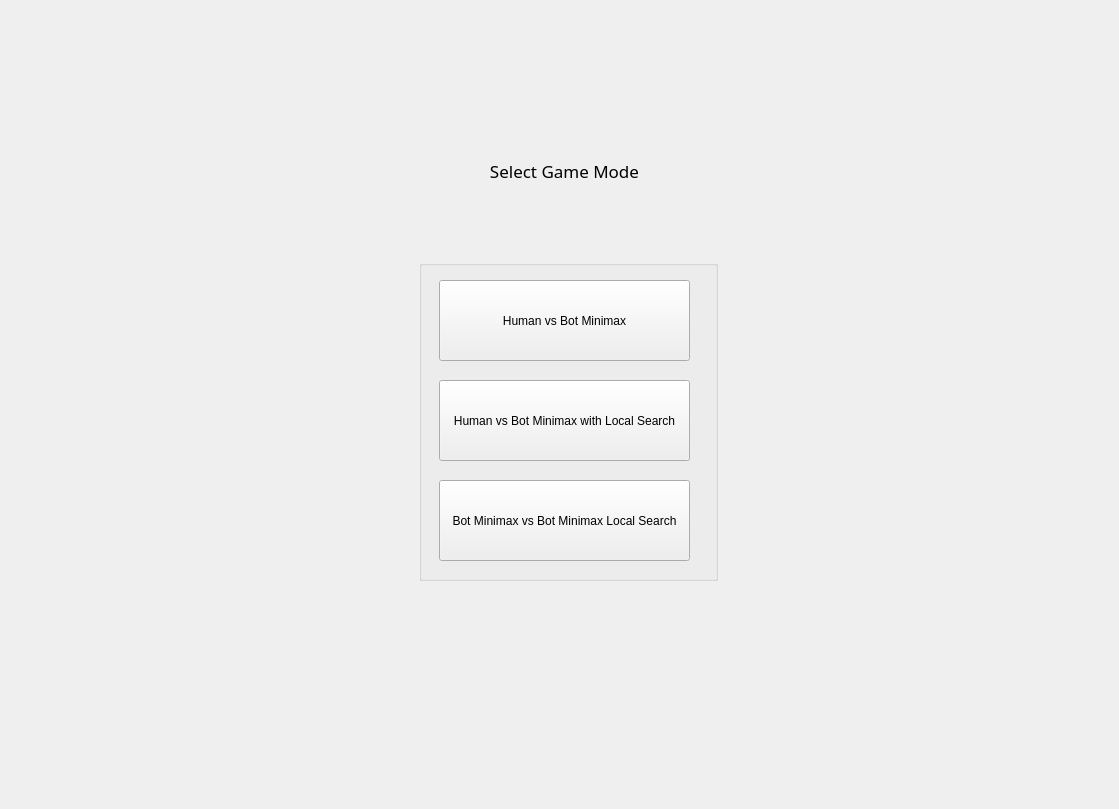
naufal-dean/Halma-AI, file src/view/main_window.ui: the form before one commit.
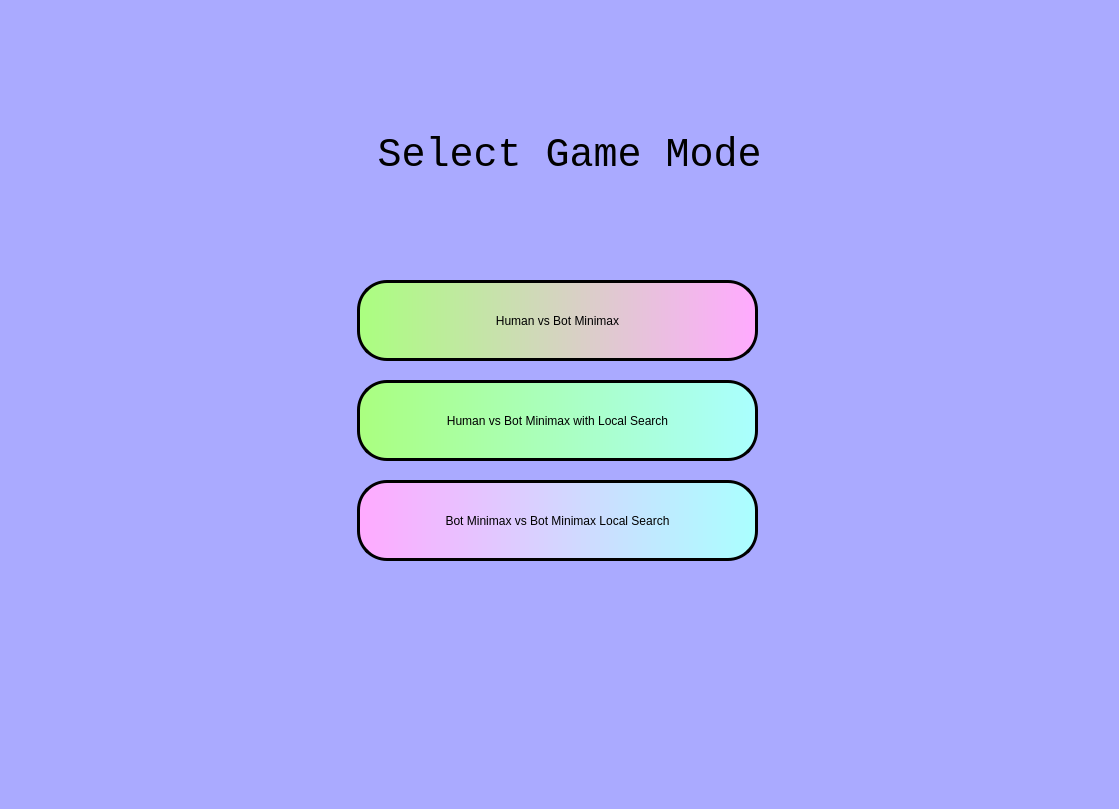
The form after the commit. The open tabs and pages were chosen to show the change. Icons and pictures are not drawn.

Diff of the .ui file:
```diff
--- a/src/view/main_window.ui
+++ b/src/view/main_window.ui
@@ -14,6 +14,9 @@
    <string>MainWindow</string>
   </property>
   <widget class="QWidget" name="centralwidget">
+   <property name="styleSheet">
+    <string notr="true"/>
+   </property>
    <widget class="QStackedWidget" name="stackedWidget">
     <property name="geometry">
      <rect>
@@ -23,6 +26,12 @@
       <height>811</height>
      </rect>
     </property>
+    <property name="styleSheet">
+     <string notr="true"/>
+    </property>
+    <property name="currentIndex">
+     <number>0</number>
+    </property>
     <widget class="QWidget" name="mainMenuPage">
      <widget class="QLabel" name="mainTitle">
       <property name="geometry">
@@ -169,15 +178,22 @@
      </widget>
     </widget>
     <widget class="QWidget" name="selectGameModeMenuPage">
+     <property name="styleSheet">
+      <string notr="true">background-color: rgb(170, 170, 255);</string>
+     </property>
      <widget class="QGroupBox" name="selectModeGroup">
       <property name="geometry">
        <rect>
-        <x>420</x>
+        <x>338</x>
         <y>260</y>
-        <width>299</width>
+        <width>441</width>
         <height>321</height>
        </rect>
       </property>
+      <property name="styleSheet">
+       <string notr="true">background: none;
+border: none;</string>
+      </property>
       <property name="title">
        <string/>
       </property>
@@ -186,10 +202,16 @@
         <rect>
          <x>20</x>
          <y>20</y>
-         <width>251</width>
+         <width>401</width>
          <height>81</height>
         </rect>
        </property>
+       <property name="styleSheet">
+        <string notr="true">background-color: qlineargradient(spread:pad, x1:0, y1:0, x2:1, y2:0, stop:0 rgb(170, 255, 127), stop:1 rgb(255, 170, 255));
+border: 3px solid #000;
+border-radius: 30px;
+font: 10pt &quot;Courier New&quot;;</string>
+       </property>
        <property name="text">
         <string>Human vs Bot Minimax</string>
        </property>
@@ -199,10 +221,16 @@
         <rect>
          <x>20</x>
          <y>120</y>
-         <width>251</width>
+         <width>401</width>
          <height>81</height>
         </rect>
        </property>
+       <property name="styleSheet">
+        <string notr="true">background-color: qlineargradient(spread:pad, x1:0, y1:0, x2:1, y2:0, stop:0 rgb(170, 255, 127), stop:1 rgb(170, 255, 255));
+border: 3px solid #000;
+border-radius: 30px;
+font: 10pt &quot;Courier New&quot;;</string>
+       </property>
        <property name="text">
         <string>Human vs Bot Minimax with Local Search</string>
        </property>
@@ -212,10 +240,16 @@
         <rect>
          <x>20</x>
          <y>220</y>
-         <width>251</width>
+         <width>401</width>
          <height>81</height>
         </rect>
        </property>
+       <property name="styleSheet">
+        <string notr="true">background-color: qlineargradient(spread:pad, x1:0, y1:0, x2:1, y2:0, stop:0 rgb(255, 170, 255), stop:1 rgb(170, 255, 255));
+border: 3px solid #000;
+border-radius: 30px;
+font: 10pt &quot;Courier New&quot;;</string>
+       </property>
        <property name="text">
         <string>Bot Minimax vs Bot Minimax Local Search</string>
        </property>
@@ -224,18 +258,26 @@
      <widget class="QLabel" name="selectGameModeTitle">
       <property name="geometry">
        <rect>
-        <x>450</x>
-        <y>150</y>
-        <width>231</width>
-        <height>41</height>
+        <x>320</x>
+        <y>120</y>
+        <width>501</width>
+        <height>71</height>
        </rect>
       </property>
       <property name="font">
        <font>
-        <family>Segoe UI Semibold</family>
-        <pointsize>13</pointsize>
+        <family>Courier New</family>
+        <pointsize>30</pointsize>
+        <weight>50</weight>
+        <italic>false</italic>
+        <bold>false</bold>
        </font>
       </property>
+      <property name="styleSheet">
+       <string notr="true">background: none;
+border-image: none;
+font: 30pt &quot;Courier New&quot;;</string>
+      </property>
       <property name="text">
        <string>Select Game Mode</string>
       </property>
```
Left out of the diff: 134 changed lines with no effect on the pictures.
